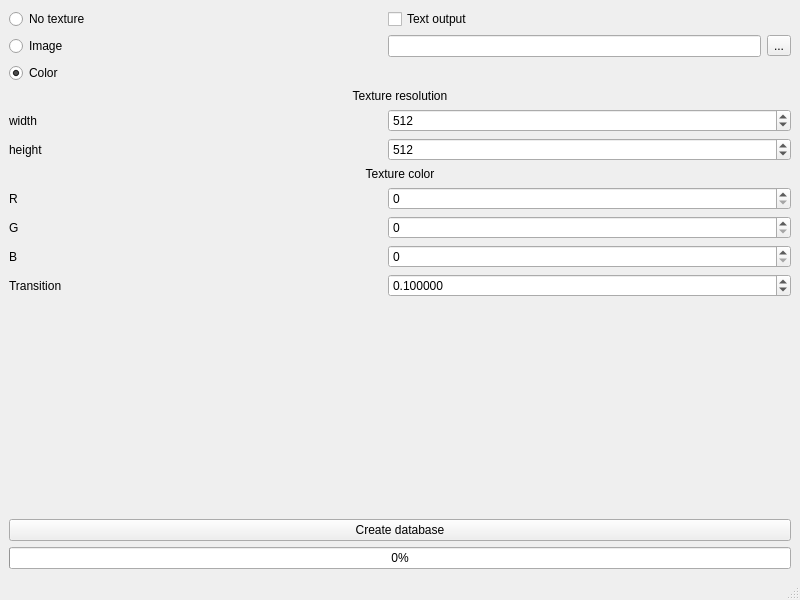
Above: mainwindow.ui from asafran/DatabaseCreator before the change. Below: the same form after it.
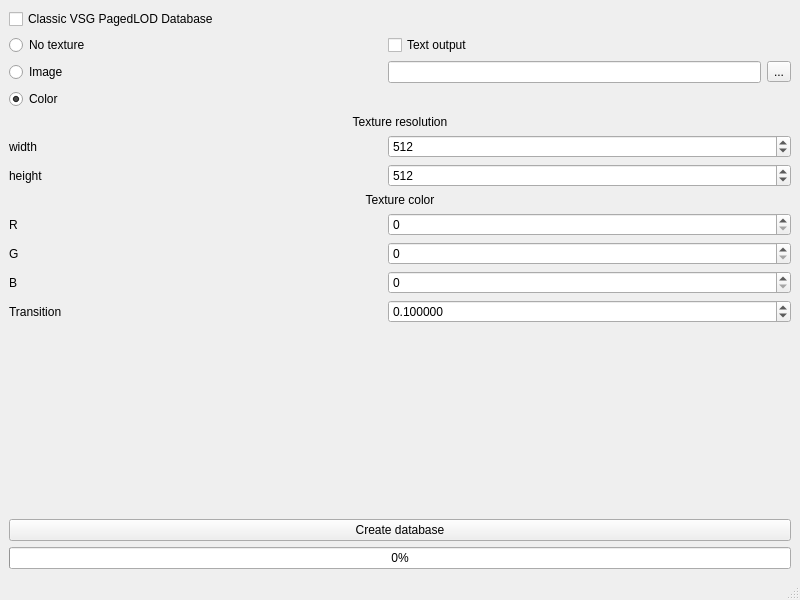
That is the form after the change.

Diff of the .ui file:
```diff
--- a/mainwindow.ui
+++ b/mainwindow.ui
@@ -15,45 +15,108 @@
   </property>
   <widget class="QWidget" name="centralwidget">
    <layout class="QGridLayout" name="gridLayout">
-    <item row="0" column="0">
-     <widget class="QRadioButton" name="noRadio">
-      <property name="text">
-       <string>No texture</string>
-      </property>
-     </widget>
-    </item>
     <item row="10" column="0">
-     <widget class="QLabel" name="label_6">
-      <property name="text">
-       <string>B</string>
-      </property>
-     </widget>
-    </item>
-    <item row="1" column="1">
-     <widget class="QLineEdit" name="imagePath">
-      <property name="sizePolicy">
-       <sizepolicy hsizetype="Minimum" vsizetype="Fixed">
-        <horstretch>0</horstretch>
-        <verstretch>0</verstretch>
-       </sizepolicy>
-      </property>
-     </widget>
-    </item>
-    <item row="9" column="0">
      <widget class="QLabel" name="label_5">
       <property name="text">
        <string>G</string>
       </property>
      </widget>
     </item>
-    <item row="8" column="0">
+    <item row="9" column="0">
      <widget class="QLabel" name="label_4">
       <property name="text">
        <string>R</string>
       </property>
      </widget>
     </item>
-    <item row="12" column="0" colspan="2">
+    <item row="15" column="0" colspan="3">
+     <widget class="QProgressBar" name="progressBar">
+      <property name="value">
+       <number>0</number>
+      </property>
+     </widget>
+    </item>
+    <item row="7" column="0">
+     <widget class="QLabel" name="label_3">
+      <property name="text">
+       <string>height</string>
+      </property>
+     </widget>
+    </item>
+    <item row="12" column="0">
+     <widget class="QLabel" name="label_8">
+      <property name="text">
+       <string>Transition</string>
+      </property>
+     </widget>
+    </item>
+    <item row="6" column="1" colspan="2">
+     <widget class="QSpinBox" name="height">
+      <property name="minimum">
+       <number>2</number>
+      </property>
+      <property name="maximum">
+       <number>4096</number>
+      </property>
+      <property name="value">
+       <number>512</number>
+      </property>
+     </widget>
+    </item>
+    <item row="3" column="0">
+     <widget class="QRadioButton" name="colorRadio">
+      <property name="text">
+       <string>Color</string>
+      </property>
+      <property name="checked">
+       <bool>true</bool>
+      </property>
+     </widget>
+    </item>
+    <item row="2" column="2">
+     <widget class="QToolButton" name="imageButt">
+      <property name="text">
+       <string>...</string>
+      </property>
+     </widget>
+    </item>
+    <item row="4" column="0" colspan="3">
+     <widget class="QLabel" name="label">
+      <property name="text">
+       <string>Texture resolution</string>
+      </property>
+      <property name="alignment">
+       <set>Qt::AlignCenter</set>
+      </property>
+     </widget>
+    </item>
+    <item row="12" column="1" colspan="2">
+     <widget class="QDoubleSpinBox" name="transSpin">
+      <property name="decimals">
+       <number>6</number>
+      </property>
+      <property name="maximum">
+       <double>1.000000000000000</double>
+      </property>
+      <property name="value">
+       <double>0.100000000000000</double>
+      </property>
+     </widget>
+    </item>
+    <item row="9" column="1" colspan="2">
+     <widget class="QSpinBox" name="rSpin">
+      <property name="minimum">
+       <number>0</number>
+      </property>
+      <property name="maximum">
+       <number>255</number>
+      </property>
+      <property name="value">
+       <number>0</number>
+      </property>
+     </widget>
+    </item>
+    <item row="13" column="0" colspan="2">
      <spacer name="verticalSpacer">
       <property name="orientation">
        <enum>Qt::Vertical</enum>
@@ -66,161 +129,105 @@
       </property>
      </spacer>
     </item>
-    <item row="11" column="0">
-     <widget class="QLabel" name="label_8">
-      <property name="text">
-       <string>Transition</string>
-      </property>
-     </widget>
-    </item>
     <item row="1" column="0">
+     <widget class="QRadioButton" name="noRadio">
+      <property name="text">
+       <string>No texture</string>
+      </property>
+     </widget>
+    </item>
+    <item row="8" column="0" colspan="3">
+     <widget class="QLabel" name="label_7">
+      <property name="text">
+       <string>Texture color</string>
+      </property>
+      <property name="alignment">
+       <set>Qt::AlignCenter</set>
+      </property>
+     </widget>
+    </item>
+    <item row="11" column="1" colspan="2">
+     <widget class="QSpinBox" name="bSpin">
+      <property name="maximum">
+       <number>255</number>
+      </property>
+     </widget>
+    </item>
+    <item row="11" column="0">
+     <widget class="QLabel" name="label_6">
+      <property name="text">
+       <string>B</string>
+      </property>
+     </widget>
+    </item>
+    <item row="10" column="1" colspan="2">
+     <widget class="QSpinBox" name="gSpin">
+      <property name="minimum">
+       <number>0</number>
+      </property>
+      <property name="maximum">
+       <number>255</number>
+      </property>
+      <property name="value">
+       <number>0</number>
+      </property>
+     </widget>
+    </item>
+    <item row="2" column="1">
+     <widget class="QLineEdit" name="imagePath">
+      <property name="sizePolicy">
+       <sizepolicy hsizetype="Minimum" vsizetype="Fixed">
+        <horstretch>0</horstretch>
+        <verstretch>0</verstretch>
+       </sizepolicy>
+      </property>
+     </widget>
+    </item>
+    <item row="2" column="0">
      <widget class="QRadioButton" name="imageRadio">
       <property name="text">
        <string>Image</string>
       </property>
      </widget>
     </item>
-    <item row="0" column="1">
+    <item row="1" column="1">
      <widget class="QCheckBox" name="textBox">
       <property name="text">
        <string>Text output</string>
       </property>
      </widget>
     </item>
-    <item row="5" column="0">
+    <item row="6" column="0">
      <widget class="QLabel" name="label_2">
       <property name="text">
        <string>width</string>
       </property>
      </widget>
     </item>
-    <item row="2" column="0">
-     <widget class="QRadioButton" name="colorRadio">
-      <property name="text">
-       <string>Color</string>
-      </property>
-      <property name="checked">
-       <bool>true</bool>
-      </property>
-     </widget>
-    </item>
-    <item row="6" column="0">
-     <widget class="QLabel" name="label_3">
-      <property name="text">
-       <string>height</string>
-      </property>
-     </widget>
-    </item>
-    <item row="1" column="2">
-     <widget class="QToolButton" name="imageButt">
-      <property name="text">
-       <string>...</string>
-      </property>
-     </widget>
-    </item>
-    <item row="3" column="0" colspan="3">
-     <widget class="QLabel" name="label">
-      <property name="text">
-       <string>Texture resolution</string>
-      </property>
-      <property name="alignment">
-       <set>Qt::AlignCenter</set>
-      </property>
-     </widget>
-    </item>
-    <item row="5" column="1" colspan="2">
-     <widget class="QSpinBox" name="height">
-      <property name="minimum">
-       <number>2</number>
-      </property>
-      <property name="maximum">
-       <number>4096</number>
-      </property>
-      <property name="value">
-       <number>512</number>
-      </property>
-     </widget>
-    </item>
-    <item row="6" column="1" colspan="2">
-     <widget class="QSpinBox" name="width">
-      <property name="minimum">
-       <number>2</number>
-      </property>
-      <property name="maximum">
-       <number>4096</number>
-      </property>
-      <property name="value">
-       <number>512</number>
-      </property>
-     </widget>
-    </item>
-    <item row="8" column="1" colspan="2">
-     <widget class="QSpinBox" name="rSpin">
-      <property name="minimum">
-       <number>0</number>
-      </property>
-      <property name="maximum">
-       <number>255</number>
-      </property>
-      <property name="value">
-       <number>0</number>
-      </property>
-     </widget>
-    </item>
-    <item row="9" column="1" colspan="2">
-     <widget class="QSpinBox" name="gSpin">
-      <property name="minimum">
-       <number>0</number>
-      </property>
-      <property name="maximum">
-       <number>255</number>
-      </property>
-      <property name="value">
-       <number>0</number>
-      </property>
-     </widget>
-    </item>
-    <item row="10" column="1" colspan="2">
-     <widget class="QSpinBox" name="bSpin">
-      <property name="maximum">
-       <number>255</number>
-      </property>
-     </widget>
-    </item>
-    <item row="11" column="1" colspan="2">
-     <widget class="QDoubleSpinBox" name="transSpin">
-      <property name="decimals">
-       <number>6</number>
-      </property>
-      <property name="maximum">
-       <double>1.000000000000000</double>
-      </property>
-      <property name="value">
-       <double>0.100000000000000</double>
-      </property>
-     </widget>
-    </item>
-    <item row="13" column="0" colspan="3">
+    <item row="14" column="0" colspan="3">
      <widget class="QPushButton" name="convButt">
       <property name="text">
        <string>Create database</string>
       </property>
      </widget>
     </item>
-    <item row="14" column="0" colspan="3">
-     <widget class="QProgressBar" name="progressBar">
+    <item row="7" column="1" colspan="2">
+     <widget class="QSpinBox" name="width">
+      <property name="minimum">
+       <number>2</number>
+      </property>
+      <property name="maximum">
+       <number>4096</number>
+      </property>
       <property name="value">
-       <number>0</number>
+       <number>512</number>
       </property>
      </widget>
     </item>
-    <item row="7" column="0" colspan="3">
-     <widget class="QLabel" name="label_7">
+    <item row="0" column="0" colspan="3">
+     <widget class="QCheckBox" name="classicBox">
       <property name="text">
-       <string>Texture color</string>
-      </property>
-      <property name="alignment">
-       <set>Qt::AlignCenter</set>
+       <string>Classic VSG PagedLOD Database</string>
       </property>
      </widget>
     </item>
```
